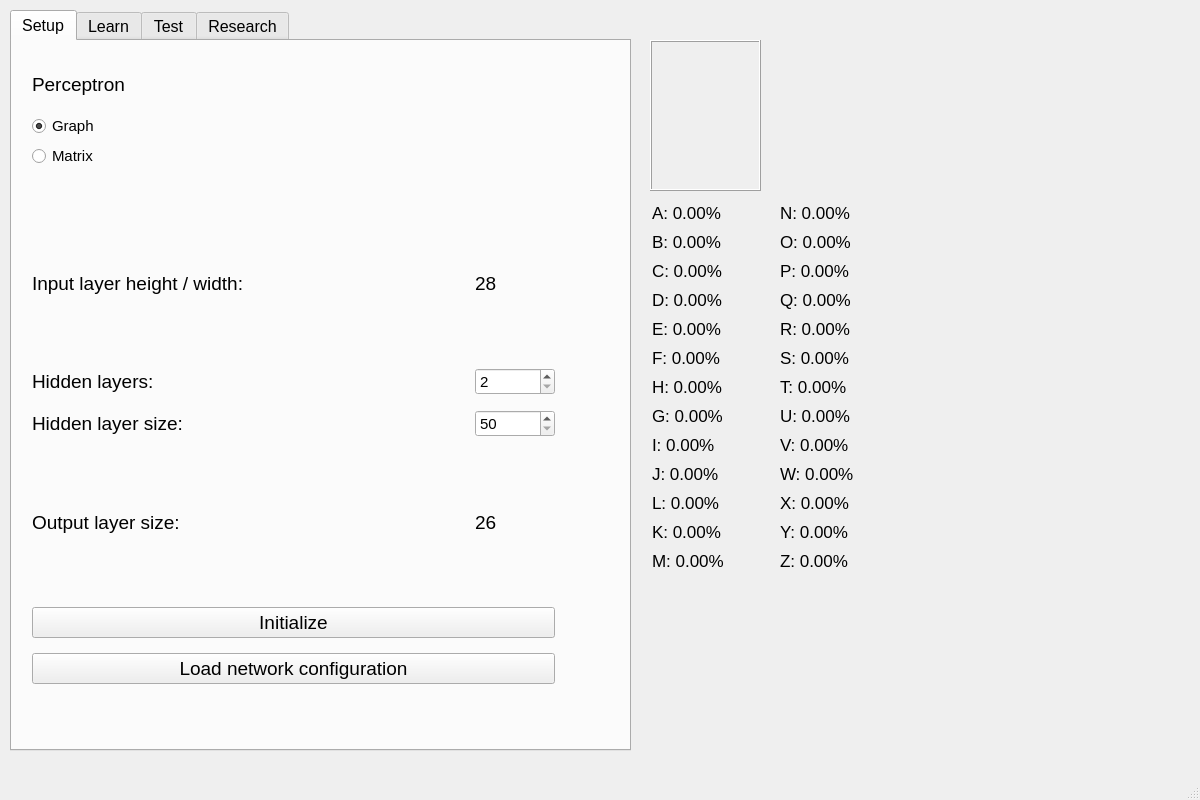
Old version of the form src/MLP/mainwindow.ui in the repository IgorMitiukliaev/CPP7_MLP.
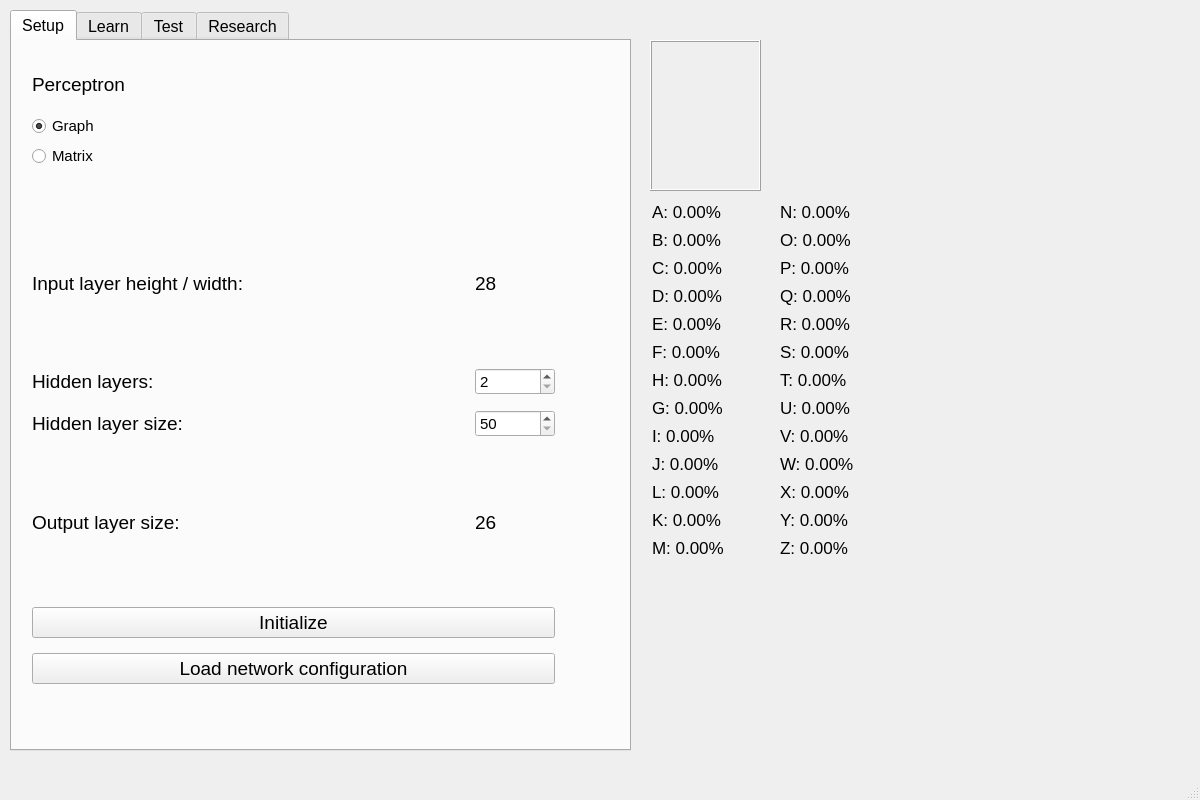
New version of the form.

```diff
--- a/src/MLP/mainwindow.ui
+++ b/src/MLP/mainwindow.ui
@@ -1319,7 +1319,7 @@
       <x>640</x>
       <y>200</y>
       <width>271</width>
-      <height>391</height>
+      <height>381</height>
      </rect>
     </property>
     <widget class="QWidget" name="layoutWidget">
@@ -1328,7 +1328,7 @@
        <x>10</x>
        <y>0</y>
        <width>252</width>
-       <height>382</height>
+       <height>371</height>
       </rect>
      </property>
      <layout class="QGridLayout" name="gridMLP">
@@ -2333,9 +2333,9 @@
     <property name="geometry">
      <rect>
       <x>650</x>
-      <y>590</y>
+      <y>580</y>
       <width>391</width>
-      <height>131</height>
+      <height>171</height>
      </rect>
     </property>
     <property name="font">
```
